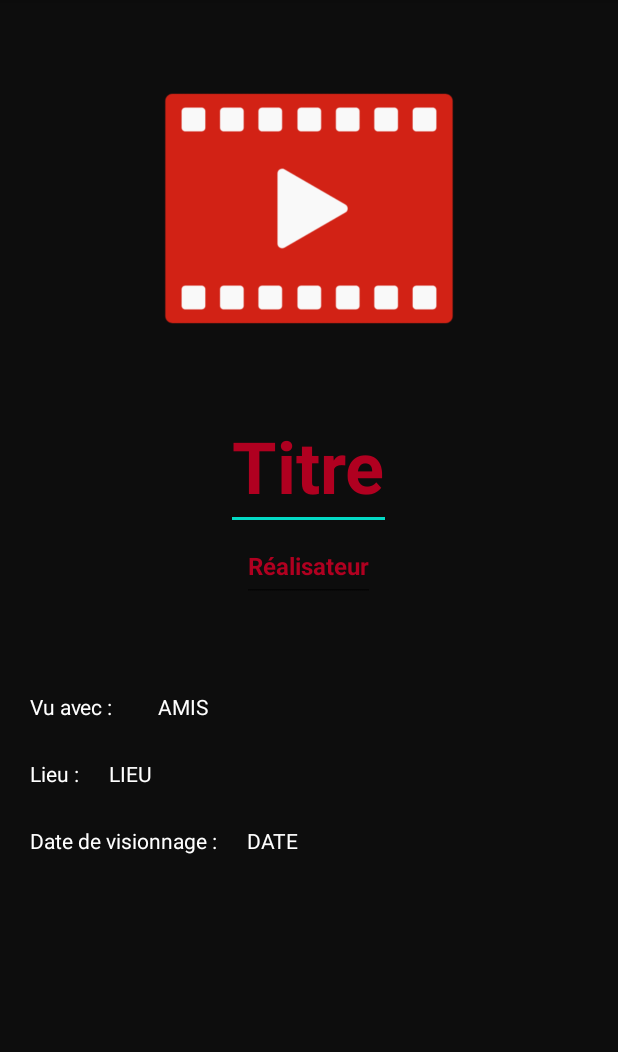
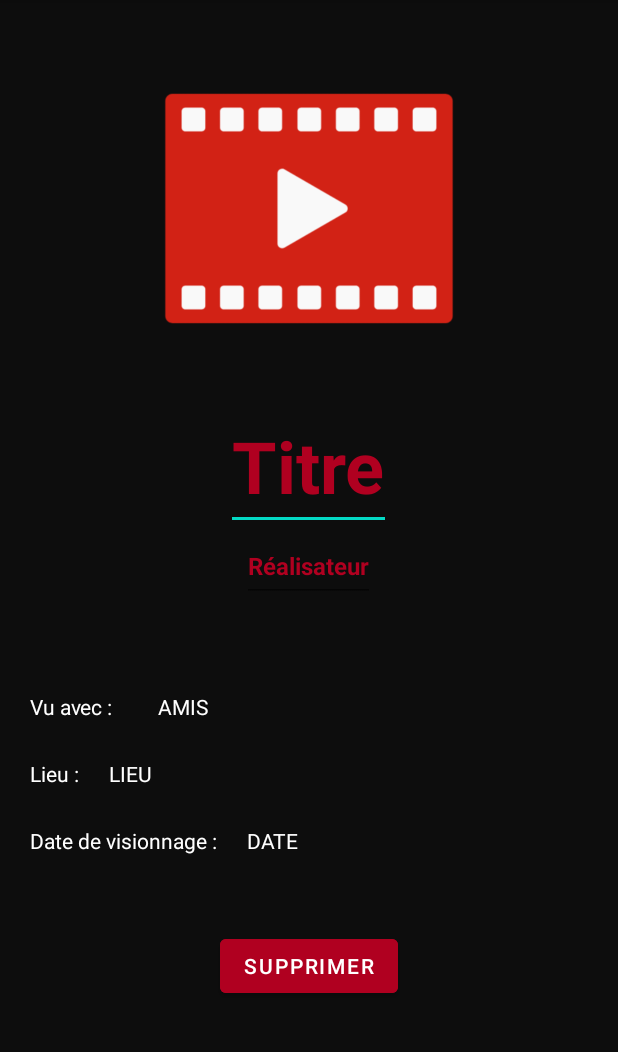
Before and after one commit to AstridGoo/CineApp, an Android app: the MovieView screen opened directly, with no data from a screen before it, on a phone screen of 412 x 824 dp, the part 84-1136 px from its top. Run offline under Robolectric (Android 15) with nearby library versions, the phone set to English and light mode, and no system bars.

Commit message:
Add Delete Button
Add a button to delete the movie in movie View

```diff
--- a/app/src/main/res/layout/activity_movie_view.xml
+++ b/app/src/main/res/layout/activity_movie_view.xml
@@ -116,4 +116,14 @@
         android:text="@string/viewDate"
         android:textColor="#FFFFFF" />
 
+    <Button
+        android:id="@+id/buttonDelete"
+        android:layout_width="wrap_content"
+        android:layout_height="wrap_content"
+        android:layout_below="@+id/textViewDate"
+        android:layout_centerHorizontal="true"
+        android:layout_marginTop="50dp"
+        android:backgroundTint="@color/design_default_color_error"
+        android:text="@string/btnDelete" />
+
 </RelativeLayout>
--- a/app/src/main/res/values/strings.xml
+++ b/app/src/main/res/values/strings.xml
@@ -21,4 +21,5 @@
     <string name="textAmis">AMIS</string>
     <string name="textLieu">LIEU</string>
     <string name="viewDate">DATE</string>
+    <string name="btnDelete">Supprimer</string>
 </resources>
```
